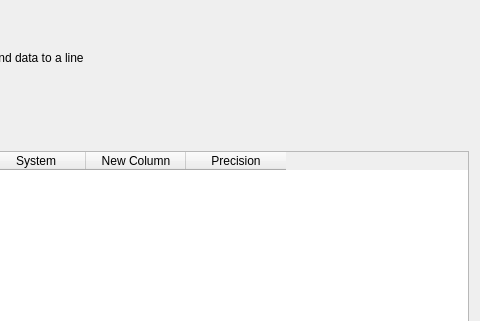
This is Hardware Monitor Applet/GUI/LineEditPageWidget.ui in jimmyd-be/Hardware-Monitor-Applet as Qt 5 draws it before an edit; both pictures show x 452 to 932 and y 0 to 321 of the 932 by 634 pixel window. The edited form follows.
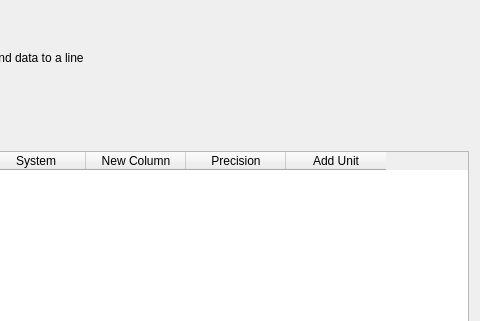
This is the edited form.

Commit message:
Add unit to wizard and to query translation HWiNFO.
Fixed some bugs with cppcheck

The edit to the form file:
```diff
--- a/Hardware Monitor Applet/GUI/LineEditPageWidget.ui
+++ b/Hardware Monitor Applet/GUI/LineEditPageWidget.ui
@@ -145,6 +145,11 @@
          <string>Precision</string>
         </property>
        </column>
+       <column>
+        <property name="text">
+         <string>Add Unit</string>
+        </property>
+       </column>
       </widget>
      </item>
     </layout>
```
The commit also changes 17 other files.
